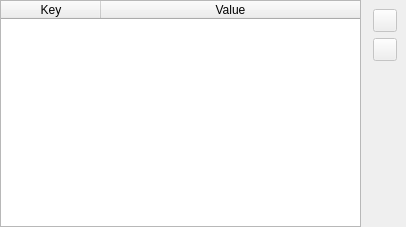
The window that qredis/ui/HashEditor.ui (tiagocoutinho/qredis) describes before a commit, drawn with Qt 5.
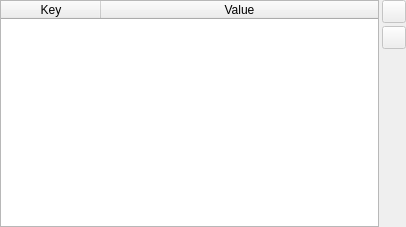
The same window after the commit. Icons and pictures are not drawn.

The edit to the form file:
```diff
--- a/qredis/ui/HashEditor.ui
+++ b/qredis/ui/HashEditor.ui
@@ -43,6 +43,12 @@
    <item>
     <widget class="QWidget" name="widget" native="true">
      <layout class="QVBoxLayout" name="verticalLayout">
+      <property name="spacing">
+       <number>3</number>
+      </property>
+      <property name="margin">
+       <number>0</number>
+      </property>
       <item>
        <widget class="QToolButton" name="add_button">
         <property name="enabled">
```
